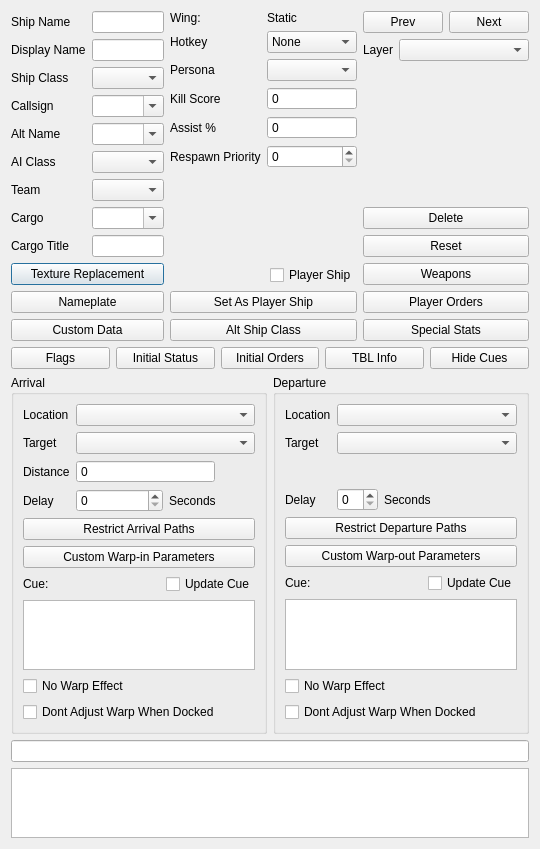
This is qtfred/ui/ShipEditorDialog.ui in MjnMixael/fs2open.github.com as Qt 5 draws it before an edit. The edited form follows.
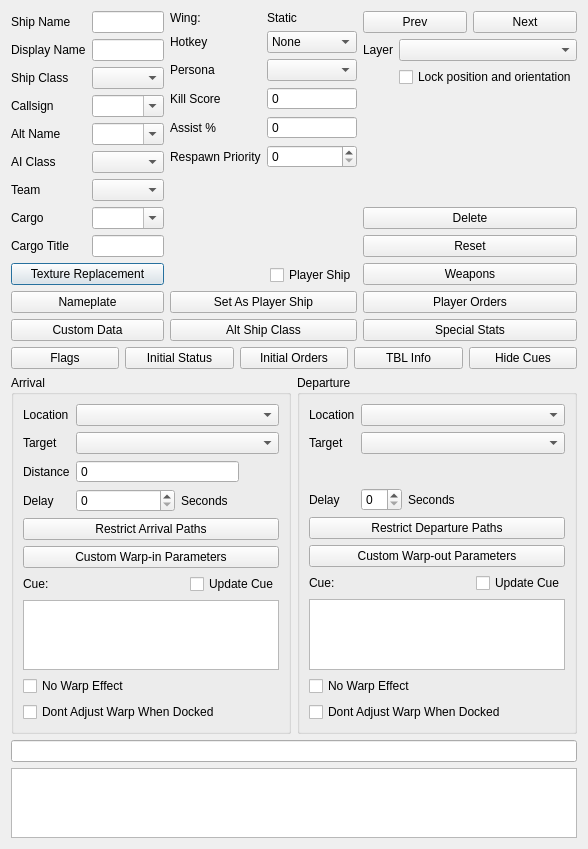
This is the edited form. Custom widgets are drawn as their Qt base class.

Commit message: QtFRED: transform lock for objects

Diff of the .ui file:
```diff
--- a/qtfred/ui/ShipEditorDialog.ui
+++ b/qtfred/ui/ShipEditorDialog.ui
@@ -459,6 +459,16 @@
            <item row="0" column="1">
             <widget class="QComboBox" name="layerCombo"/>
            </item>
+           <item row="1" column="1">
+            <widget class="QCheckBox" name="transformLockCheck">
+             <property name="toolTip">
+              <string>Locked objects stay where they are: dragging, the transform toolbar, the Orient editor, Level and Align, and formation changes all leave them alone. A ship docked to a locked ship is held too.</string>
+             </property>
+             <property name="text">
+              <string>Lock position and orientation</string>
+             </property>
+            </widget>
+           </item>
           </layout>
          </item>
          <item>
```
Left out of the diff: 1 changed line with no effect on the pictures. The commit also changes 59 other files.
